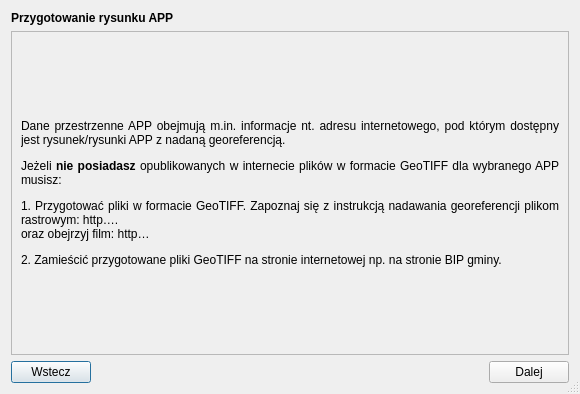
This is modules/app/views/ui/raster_instrukcja_dialog_base.ui in envirosolutionspl/wtyczka_qgis_app as Qt 5 draws it before an edit. The edited form follows.
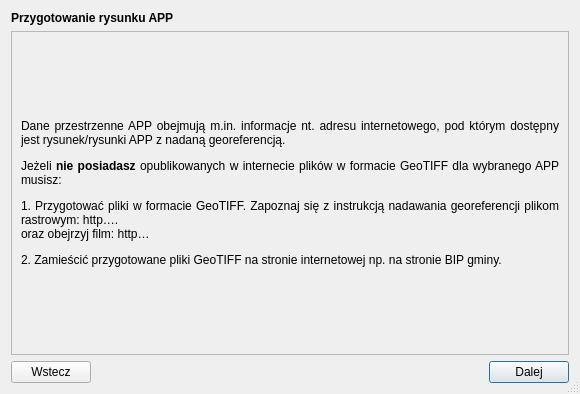
This is the edited form.

Commit message: Usunięcie autoDefault na przyciskach

```diff
--- a/modules/app/views/ui/raster_instrukcja_dialog_base.ui
+++ b/modules/app/views/ui/raster_instrukcja_dialog_base.ui
@@ -105,6 +105,9 @@
          <property name="text">
           <string>Dalej</string>
          </property>
+         <property name="default">
+          <bool>true</bool>
+         </property>
         </widget>
        </item>
       </layout>
```
The commit also changes 9 other files.
